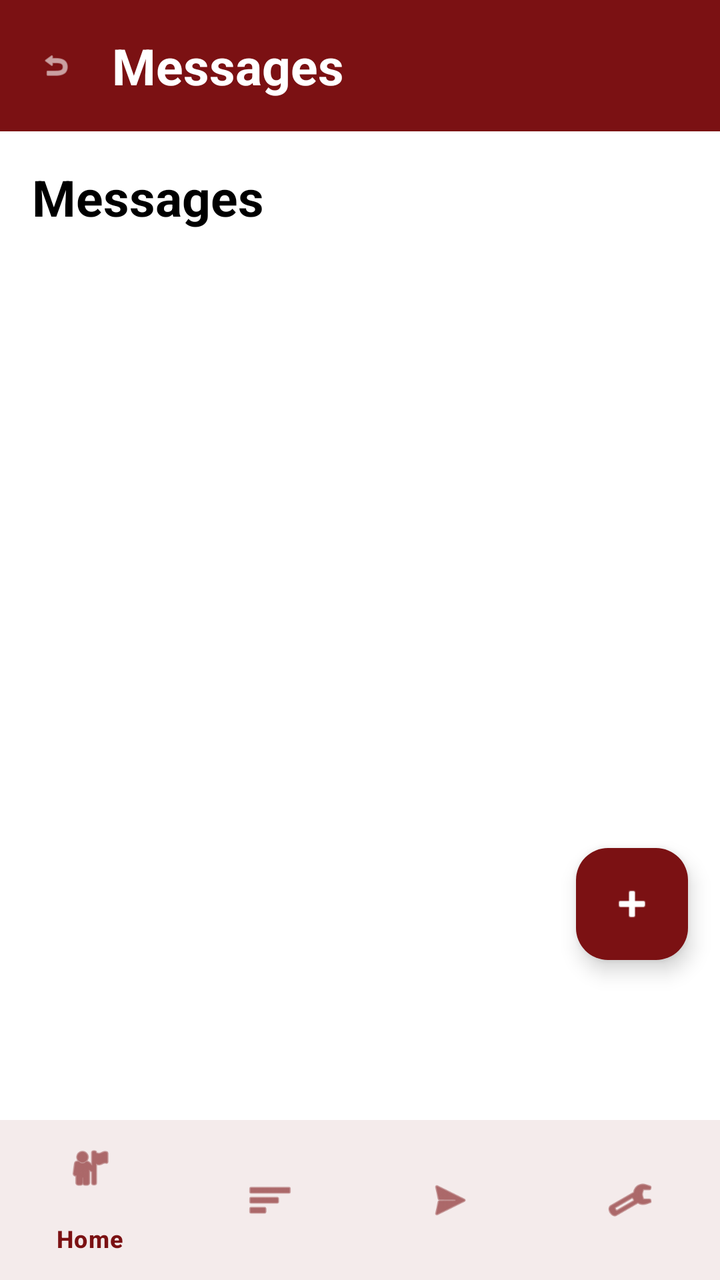
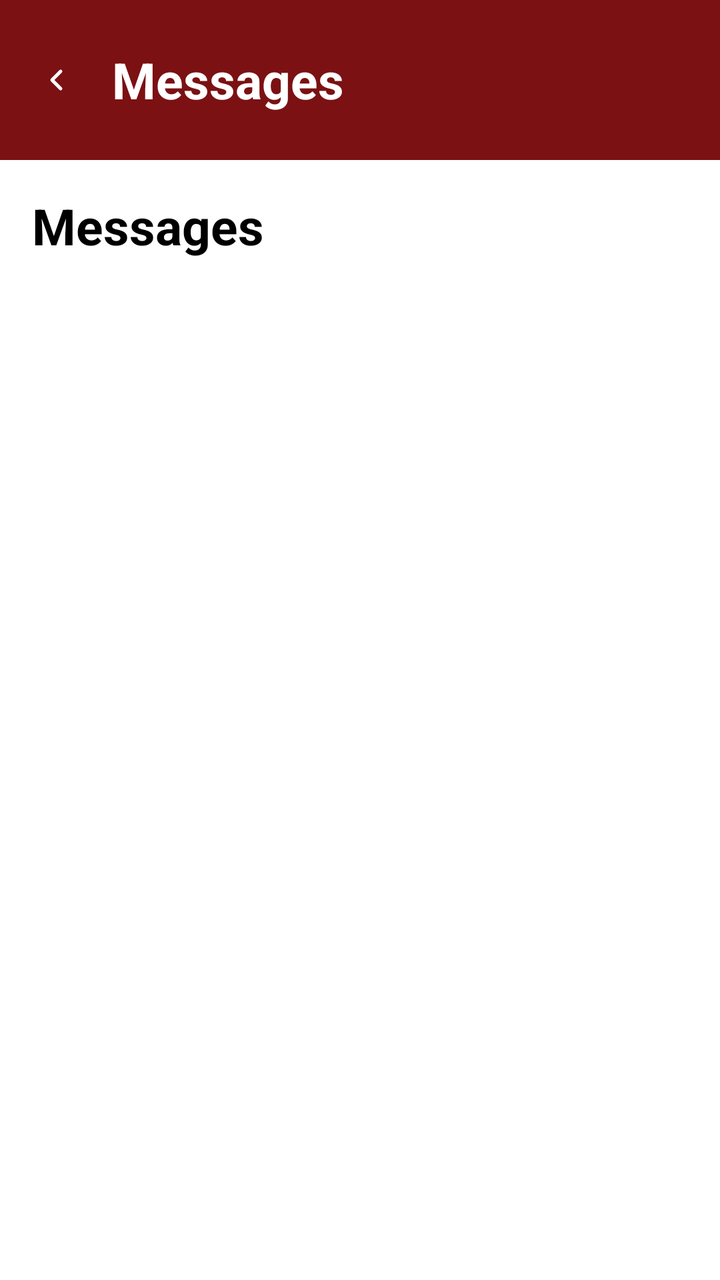

An Android layout rendered at two revisions. The XML below is the earlier revision; the diff shows what the commit changed to produce the second picture.
<!-- AndroidManifest.xml: application theme Theme.FixItFinderApp -->
<!-- res/layout/activity_messages.xml -->
<?xml version="1.0" encoding="utf-8"?>
<androidx.coordinatorlayout.widget.CoordinatorLayout
    xmlns:android="http://schemas.android.com/apk/res/android"
    xmlns:app="http://schemas.android.com/apk/res-auto"
    android:layout_width="match_parent"
    android:layout_height="match_parent"
    android:background="@color/white">

    <androidx.constraintlayout.widget.ConstraintLayout
        android:layout_width="match_parent"
        android:layout_height="match_parent">

        
        <LinearLayout
            android:id="@+id/headerLayout"
            android:layout_width="match_parent"
            android:layout_height="wrap_content"
            android:orientation="horizontal"
            android:background="@color/color_primary"
            android:padding="16dp"
            android:gravity="center_vertical"
            app:layout_constraintTop_toTopOf="parent"
            app:layout_constraintStart_toStartOf="parent"
            app:layout_constraintEnd_toEndOf="parent">

            <ImageView
                android:id="@+id/btnBack"
                android:layout_width="24dp"
                android:layout_height="24dp"
                android:src="@android:drawable/ic_menu_revert"
                android:tint="@color/white"
                android:padding="4dp"
                android:background="?attr/selectableItemBackgroundBorderless"
                android:contentDescription="Back"
                android:layout_marginEnd="16dp" />

            <TextView
                android:layout_width="0dp"
                android:layout_height="wrap_content"
                android:layout_weight="1"
                android:text="Messages"
                android:textSize="25sp"
                android:textStyle="bold"
                android:textColor="@color/white" />
        </LinearLayout>

        
        <TextView
            android:id="@+id/tvPageTitle"
            android:layout_width="wrap_content"
            android:layout_height="wrap_content"
            android:text="Messages"
            android:textSize="25sp"
            android:textStyle="bold"
            android:textColor="@android:color/black"
            android:layout_marginStart="16dp"
            android:layout_marginTop="16dp"
            app:layout_constraintTop_toBottomOf="@+id/headerLayout"
            app:layout_constraintStart_toStartOf="parent" />

        
        <androidx.recyclerview.widget.RecyclerView
            android:id="@+id/recyclerViewMessages"
            android:layout_width="match_parent"
            android:layout_height="0dp"
            android:padding="16dp"
            android:clipToPadding="false"
            app:layout_constraintTop_toBottomOf="@+id/tvPageTitle"
            app:layout_constraintBottom_toTopOf="@+id/bottomNavigation"
            app:layout_constraintStart_toStartOf="parent"
            app:layout_constraintEnd_toEndOf="parent" />

        
        <com.google.android.material.floatingactionbutton.FloatingActionButton
            android:id="@+id/fabNewMessage"
            android:layout_width="wrap_content"
            android:layout_height="wrap_content"
            android:layout_marginEnd="16dp"
            android:layout_marginBottom="80dp"
            android:src="@android:drawable/ic_input_add"
            app:backgroundTint="@color/color_primary"
            app:tint="@color/white"
            app:layout_constraintEnd_toEndOf="parent"
            app:layout_constraintBottom_toTopOf="@+id/bottomNavigation" />

        
        <com.google.android.material.bottomnavigation.BottomNavigationView
            android:id="@+id/bottomNavigation"
            android:layout_width="match_parent"
            android:layout_height="wrap_content"
            android:background="@color/white"
            app:itemTextColor="@color/color_primary"
            app:itemIconTint="@color/color_primary"
            app:menu="@menu/bottom_navigation"
            app:layout_constraintBottom_toBottomOf="parent"
            app:layout_constraintStart_toStartOf="parent"
            app:layout_constraintEnd_toEndOf="parent" />

    </androidx.constraintlayout.widget.ConstraintLayout>

</androidx.coordinatorlayout.widget.CoordinatorLayout>
<!-- resources referenced by this layout -->
<resources>
  <color name="color_primary">#7B1113</color>
  <color name="white">#FFFFFFFF</color>
  <style name="Theme.FixItFinderApp" parent="Base.Theme.FixItFinderApp" />
  <style name="Base.Theme.FixItFinderApp" parent="Theme.Material3.DayNight.NoActionBar">
          <item name="colorPrimary">@color/color_primary</item>
          <item name="colorSecondary">@color/color_secondary</item>
          <item name="colorSurface">@color/color_background</item>
          <item name="colorOnSurface">@color/color_text_dark</item>
          <item name="colorPrimaryContainer">@color/color_primary</item>
          <item name="colorOnPrimary">@color/color_background</item>
      </style>
  <color name="color_secondary">#825037</color>
  <color name="color_background">#FFFFFF</color>
  <color name="color_text_dark">#2C2C2C</color>
</resources>

<!-- the commit's change to res/layout/activity_messages.xml (unified diff, before → after) -->
@@ -25,9 +25,9 @@
 
             <ImageView
                 android:id="@+id/btnBack"
-                android:layout_width="24dp"
-                android:layout_height="24dp"
-                android:src="@android:drawable/ic_menu_revert"
+                android:layout_width="@dimen/back_btn_width"
+                android:layout_height="@dimen/back_btn_height"
+                android:src="@drawable/ic_back_chevron"
                 android:tint="@color/white"
                 android:padding="4dp"
                 android:background="?attr/selectableItemBackgroundBorderless"
@@ -66,32 +66,6 @@
             android:padding="16dp"
             android:clipToPadding="false"
             app:layout_constraintTop_toBottomOf="@+id/tvPageTitle"
-            app:layout_constraintBottom_toTopOf="@+id/bottomNavigation"
-            app:layout_constraintStart_toStartOf="parent"
-            app:layout_constraintEnd_toEndOf="parent" />
-
-        
-        <com.google.android.material.floatingactionbutton.FloatingActionButton
-            android:id="@+id/fabNewMessage"
-            android:layout_width="wrap_content"
-            android:layout_height="wrap_content"
-            android:layout_marginEnd="16dp"
-            android:layout_marginBottom="80dp"
-            android:src="@android:drawable/ic_input_add"
-            app:backgroundTint="@color/color_primary"
-            app:tint="@color/white"
-            app:layout_constraintEnd_toEndOf="parent"
-            app:layout_constraintBottom_toTopOf="@+id/bottomNavigation" />
-
-        
-        <com.google.android.material.bottomnavigation.BottomNavigationView
-            android:id="@+id/bottomNavigation"
-            android:layout_width="match_parent"
-            android:layout_height="wrap_content"
-            android:background="@color/white"
-            app:itemTextColor="@color/color_primary"
-            app:itemIconTint="@color/color_primary"
-            app:menu="@menu/bottom_navigation"
             app:layout_constraintBottom_toBottomOf="parent"
             app:layout_constraintStart_toStartOf="parent"
             app:layout_constraintEnd_toEndOf="parent" />
<!-- resource entries referenced after the edit -->
@@ -2,6 +2,23 @@
 <resources>
   <color name="color_primary">#7B1113</color>
   <color name="white">#FFFFFFFF</color>
+  <dimen name="back_btn_height">48dp</dimen>
+  <dimen name="back_btn_width">24dp</dimen>
+  <!-- drawable ic_back_chevron (drawable) -->
+  <?xml version="1.0" encoding="utf-8"?>
+  <vector xmlns:android="http://schemas.android.com/apk/res/android"
+      android:width="24dp"
+      android:height="24dp"
+      android:viewportWidth="24"
+      android:viewportHeight="24">
+      <path
+          android:fillColor="@android:color/transparent"
+          android:strokeColor="#000000"
+          android:strokeWidth="2.5"
+          android:strokeLineCap="round"
+          android:strokeLineJoin="round"
+          android:pathData="M15.5,5.5 L9,12 L15.5,18.5" />
+  </vector>
   <style name="Theme.FixItFinderApp" parent="Base.Theme.FixItFinderApp" />
   <style name="Base.Theme.FixItFinderApp" parent="Theme.Material3.DayNight.NoActionBar">
           <item name="colorPrimary">@color/color_primary</item>
